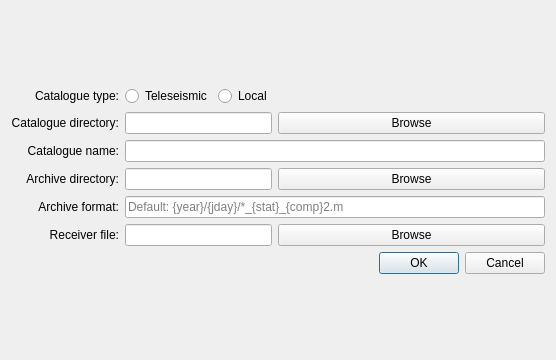
Above: ui_files/new_catalogue_dialogue.ui from faquirsun/pysplit before the change. Below: the same form after it.
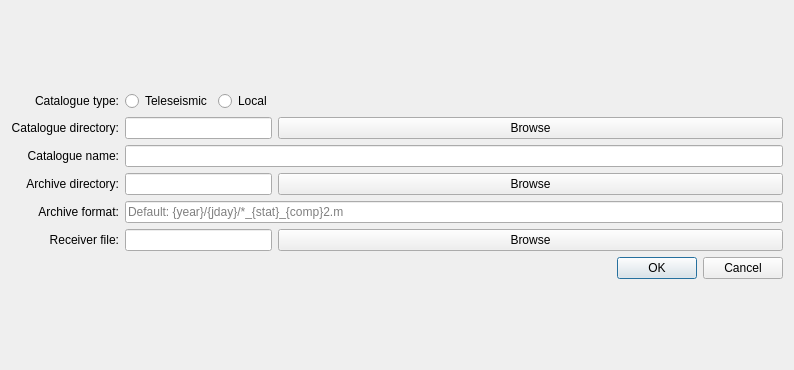
That is the form after the change.

```diff
--- a/ui_files/new_catalogue_dialogue.ui
+++ b/ui_files/new_catalogue_dialogue.ui
@@ -6,12 +6,12 @@
    <rect>
     <x>0</x>
     <y>0</y>
-    <width>556</width>
-    <height>360</height>
+    <width>794</width>
+    <height>370</height>
    </rect>
   </property>
   <property name="sizePolicy">
-   <sizepolicy hsizetype="Expanding" vsizetype="Expanding">
+   <sizepolicy hsizetype="MinimumExpanding" vsizetype="MinimumExpanding">
     <horstretch>0</horstretch>
     <verstretch>0</verstretch>
    </sizepolicy>
```
